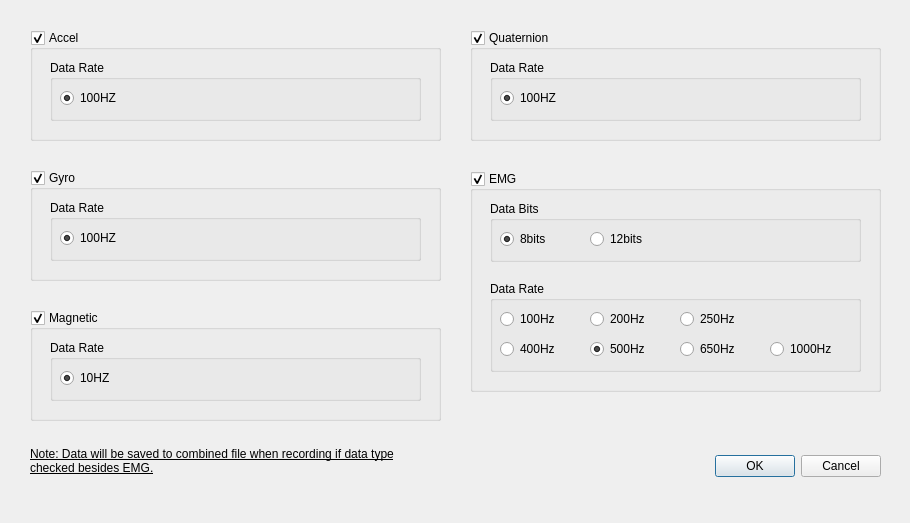
Before: the Qt Designer form oym8CHWave/dialogdatasetting.ui in oymotion/oym8CHWave, drawn with Qt 5.
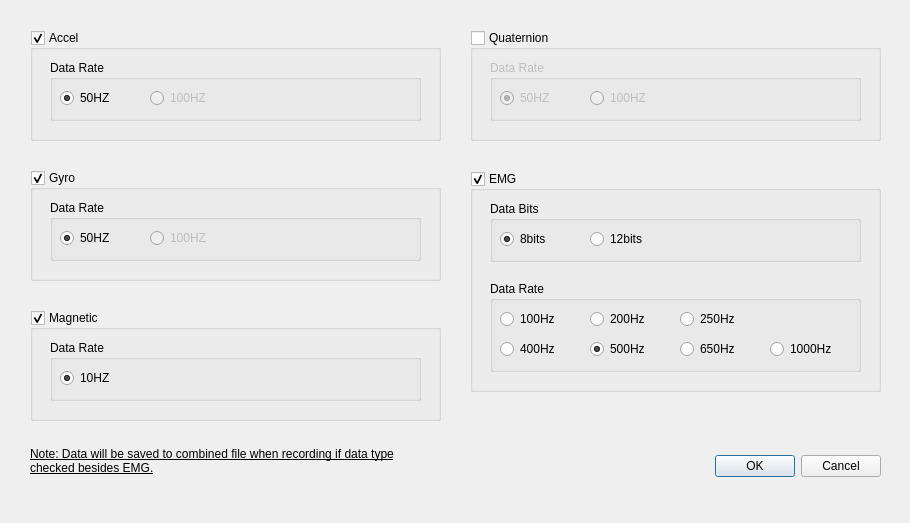
After: the same form once the commit is applied.

What changed in the file:
```diff
--- a/oym8CHWave/dialogdatasetting.ui
+++ b/oym8CHWave/dialogdatasetting.ui
@@ -222,9 +222,12 @@
      <string>Data Rate</string>
     </property>
     <widget class="QRadioButton" name="radioButton_Gyro100HZ">
+     <property name="enabled">
+      <bool>false</bool>
+     </property>
      <property name="geometry">
       <rect>
-       <x>10</x>
+       <x>100</x>
        <y>30</y>
        <width>91</width>
        <height>16</height>
@@ -232,6 +235,22 @@
      </property>
      <property name="text">
       <string>100HZ</string>
+     </property>
+     <property name="checked">
+      <bool>false</bool>
+     </property>
+    </widget>
+    <widget class="QRadioButton" name="radioButton_Gyro50HZ">
+     <property name="geometry">
+      <rect>
+       <x>10</x>
+       <y>30</y>
+       <width>91</width>
+       <height>16</height>
+      </rect>
+     </property>
+     <property name="text">
+      <string>50HZ</string>
      </property>
      <property name="checked">
       <bool>true</bool>
@@ -267,9 +286,12 @@
      <string>Data Rate</string>
     </property>
     <widget class="QRadioButton" name="radioButton_Accel100HZ">
+     <property name="enabled">
+      <bool>false</bool>
+     </property>
      <property name="geometry">
       <rect>
-       <x>10</x>
+       <x>100</x>
        <y>30</y>
        <width>91</width>
        <height>16</height>
@@ -277,6 +299,22 @@
      </property>
      <property name="text">
       <string>100HZ</string>
+     </property>
+     <property name="checked">
+      <bool>false</bool>
+     </property>
+    </widget>
+    <widget class="QRadioButton" name="radioButton_Accel50HZ">
+     <property name="geometry">
+      <rect>
+       <x>10</x>
+       <y>30</y>
+       <width>91</width>
+       <height>16</height>
+      </rect>
+     </property>
+     <property name="text">
+      <string>50HZ</string>
      </property>
      <property name="checked">
       <bool>true</bool>
@@ -344,6 +382,9 @@
    <property name="checkable">
     <bool>true</bool>
    </property>
+   <property name="checked">
+    <bool>false</bool>
+   </property>
    <widget class="QGroupBox" name="groupBox_QuaternionDataRate">
     <property name="geometry">
      <rect>
@@ -357,9 +398,12 @@
      <string>Data Rate</string>
     </property>
     <widget class="QRadioButton" name="radioButton_Quaternion100HZ">
+     <property name="enabled">
+      <bool>false</bool>
+     </property>
      <property name="geometry">
       <rect>
-       <x>10</x>
+       <x>100</x>
        <y>30</y>
        <width>91</width>
        <height>16</height>
@@ -367,6 +411,22 @@
      </property>
      <property name="text">
       <string>100HZ</string>
+     </property>
+     <property name="checked">
+      <bool>false</bool>
+     </property>
+    </widget>
+    <widget class="QRadioButton" name="radioButton_Quaternion50HZ">
+     <property name="geometry">
+      <rect>
+       <x>10</x>
+       <y>30</y>
+       <width>91</width>
+       <height>16</height>
+      </rect>
+     </property>
+     <property name="text">
+      <string>50HZ</string>
      </property>
      <property name="checked">
       <bool>true</bool>
```
Left out of the diff: 3 changed lines with no effect on the pictures.
